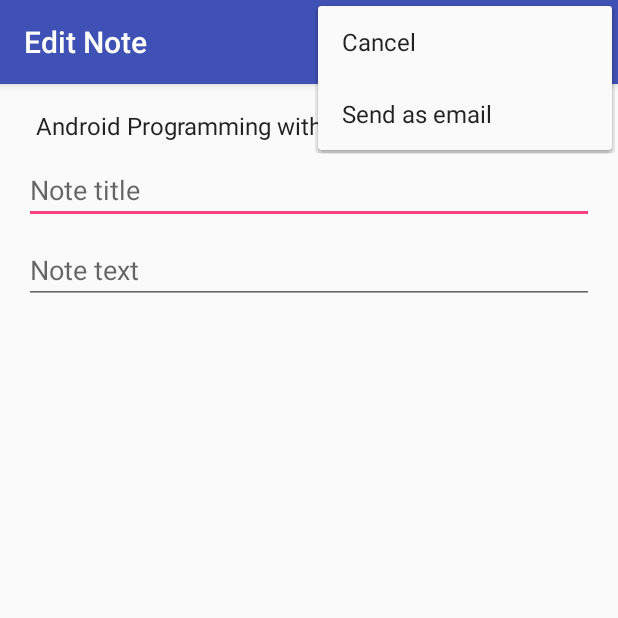
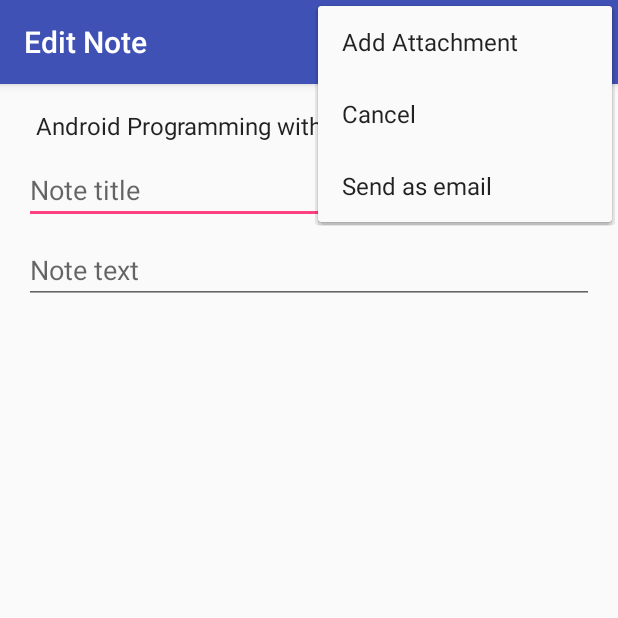
Before and after one commit to CazCapone/NoteTaker, an Android app: the NoteActivity screen opened directly, with no data from a screen before it, with the options menu open, on a phone screen of 412 x 824 dp, the top half of it. Run offline under Robolectric (Android 15) with nearby library versions, the phone set to English and light mode, and no system bars.

Commit message:
Part 1 Final

```diff
--- a/app/src/main/java/com/example/jduclos1/notetaker/NoteActivity.java
+++ b/app/src/main/java/com/example/jduclos1/notetaker/NoteActivity.java
@@ -12,10 +12,10 @@ import android.widget.Spinner;
 import java.util.List;
 
 public class NoteActivity extends AppCompatActivity {
-    public static final String NOTE_POSITION = "com.jwhh.jim.notekeeper.NOTE_POSITION";
-    public static final String ORIGINAL_NOTE_COURSE_ID = "com.jwhh.jim.notekeeper.ORIGINAL_NOTE_COURSE_ID";
-    public static final String ORIGINAL_NOTE_TITLE = "com.jwhh.jim.notekeeper.ORIGINAL_NOTE_TITLE";
-    public static final String ORIGINAL_NOTE_TEXT = "com.jwhh.jim.notekeeper.ORIGINAL_NOTE_TEXT";
+    public static final String NOTE_POSITION = "com.example.jduclos1.notetaker.NOTE_POSITION";
+    public static final String ORIGINAL_NOTE_COURSE_ID = "com.example.jduclos1.notetaker.ORIGINAL_NOTE_COURSE_ID";
+    public static final String ORIGINAL_NOTE_TITLE = "com.example.jduclos1.notetaker.ORIGINAL_NOTE_TITLE";
+    public static final String ORIGINAL_NOTE_TEXT = "com.example.jduclos1.notetaker.ORIGINAL_NOTE_TEXT";
     public static final int POSITION_NOT_SET = -1;
     private NoteInfo mNote;
     private boolean mIsNewNote;
--- a/app/src/main/res/menu/menu_note.xml
+++ b/app/src/main/res/menu/menu_note.xml
@@ -3,12 +3,15 @@
       xmlns:tools="http://schemas.android.com/tools"
       tools:context="com.jwhh.jim.notekeeper.NoteActivity">
     <item
+        android:id="@+id/action_add_attachment"
+        android:title="@string/add_attachment" />
+    <item
         android:id="@+id/action_cancel"
         android:orderInCategory="100"
-        android:title="Cancel"/>
+        android:title="@string/cancel_email" />
     <item
         android:id="@+id/action_send_mail"
         android:orderInCategory="101"
-        android:title="Send as email"
-        app:showAsAction="never"/>
+        android:title="@string/send_email"
+        app:showAsAction="never" />
 </menu>
--- a/app/src/main/res/values/strings.xml
+++ b/app/src/main/res/values/strings.xml
@@ -2,4 +2,9 @@
     <string name="app_name">NoteKeeper</string>
     <string name="action_settings">Settings</string>
     <string name="title_activity_note">Edit Note</string>
+
+
+    <string name="send_email">Send as email</string>
+    <string name="cancel_email">Cancel</string>
+    <string name="add_attachment">Add Attachment</string>
 </resources>
```
